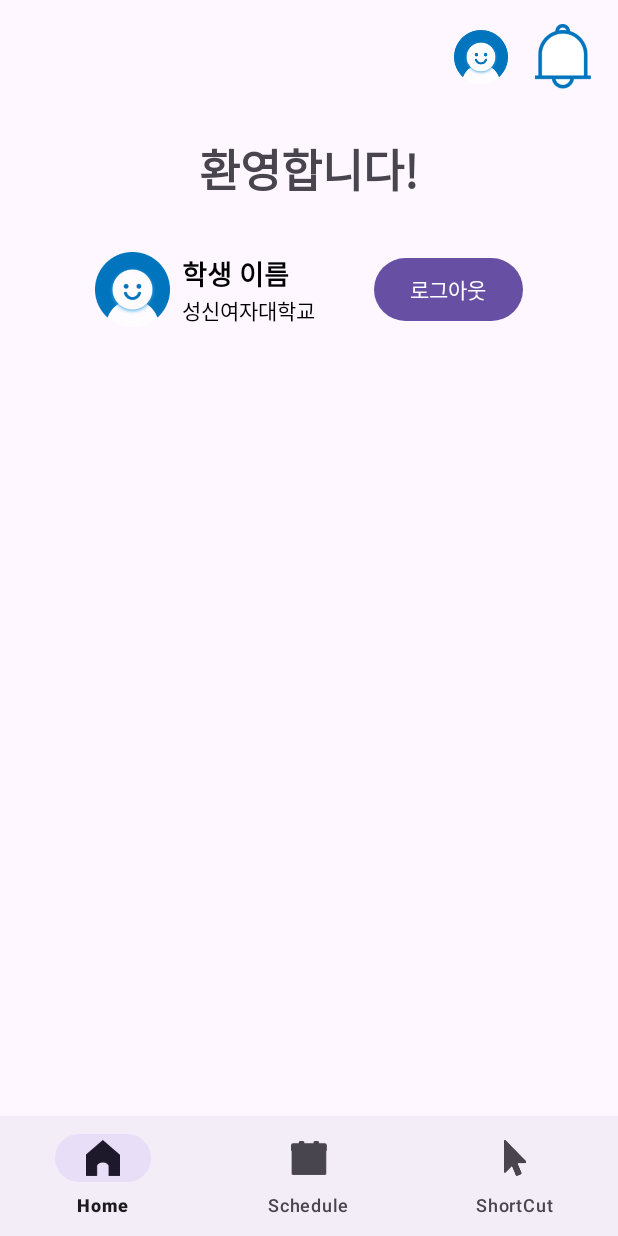
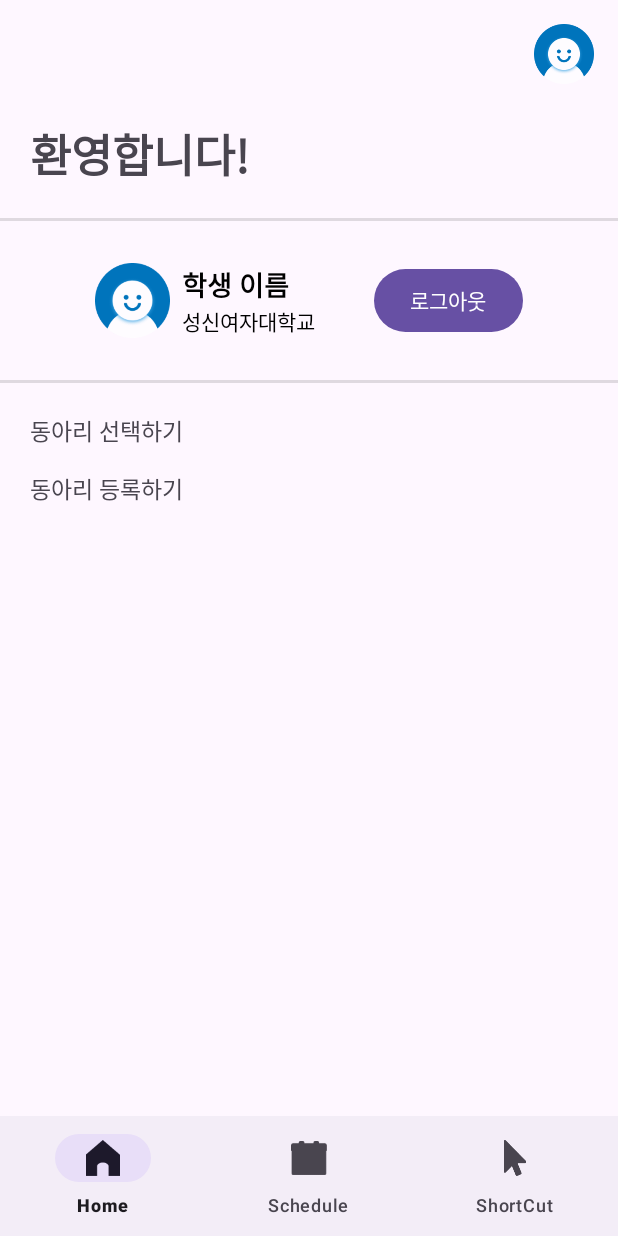
Before and after one commit to GeungYo/SungshinClub, an Android app: the HomeActivity screen opened directly, with no data from a screen before it, after a tap on an icon or button, on a phone screen of 412 x 824 dp. Run offline under Robolectric (Android 15) with nearby library versions, the phone set to English and light mode, and no system bars.

Commit message:
userInfo UI 완성

```diff
--- a/app/src/main/java/edu/sswu/sungshinclub/HomeActivity.kt
+++ b/app/src/main/java/edu/sswu/sungshinclub/HomeActivity.kt
@@ -23,7 +23,7 @@ class HomeActivity : AppCompatActivity() {
             when (item.itemId) {
                 R.id.nav_home -> loadFragment(HomeFragment())
                 R.id.nav_schedule -> loadFragment(ScheduleFragment())
-                R.id.nav_community -> loadFragment(CommunityFragment())
+                R.id.nav_community -> loadFragment(ShortcutFragment())
             }
             true
         }
--- a/app/src/main/java/edu/sswu/sungshinclub/UserInfoFragment.kt
+++ b/app/src/main/java/edu/sswu/sungshinclub/UserInfoFragment.kt
@@ -7,6 +7,7 @@ import android.view.View
 import android.widget.Button
 import android.widget.TextView
 import androidx.fragment.app.Fragment
+import kotlinx.coroutines.selects.select
 
 class UserInfoFragment : Fragment(R.layout.fragment_user_info) {
 
@@ -34,5 +35,13 @@ class UserInfoFragment : Fragment(R.layout.fragment_user_info) {
             startActivity(intent)
             activity?.finish()
         }
+        val addClub = view.findViewById<TextView>(R.id.addClub)
+        addClub.setOnClickListener {
+            //동아리 등록할 수 있는 입력 팝업창
+        }
+        val selectClub = view.findViewById<TextView>(R.id.selectClub)
+        selectClub.setOnClickListener {
+            // 저장된 동아리 이름 선택 기능
+        }
     }
 }
--- a/app/src/main/res/layout/activity_home.xml
+++ b/app/src/main/res/layout/activity_home.xml
@@ -14,25 +14,27 @@
         android:layout_marginBottom="-16dp" />
 
     <!-- 이미지 아이콘 (오른쪽 상단) -->
+<!--    <ImageView-->
+<!--        android:id="@+id/notificationIcon"-->
+<!--        android:layout_width="41dp"-->
+<!--        android:layout_height="43dp"-->
+<!--        android:layout_alignParentTop="true"-->
+<!--        android:layout_alignParentEnd="true"-->
+<!--        android:layout_marginEnd="16dp"-->
+<!--        android:layout_marginTop="16dp"-->
+<!--        android:src="@drawable/ic_notification" />-->
+
+
     <ImageView
-        android:id="@+id/notificationIcon"
-        android:layout_width="41dp"
-        android:layout_height="43dp"
+        android:id="@+id/userInfoIcon"
+        android:layout_width="40dp"
+        android:layout_height="40dp"
         android:layout_alignParentTop="true"
         android:layout_alignParentEnd="true"
         android:layout_marginEnd="16dp"
         android:layout_marginTop="16dp"
-        android:src="@drawable/ic_notification" />
+        android:src="@drawable/ic_user_info" />
 
-    <ImageView
-        android:id="@+id/userInfoIcon"
-        android:layout_width="36dp"
-        android:layout_height="44dp"
-        android:layout_alignParentTop="true"
-        android:layout_toStartOf="@id/notificationIcon"
-        android:layout_marginEnd="16dp"
-        android:layout_marginTop="16dp"
-        android:src="@drawable/ic_user_info" />
 
     <!-- BottomNavigationView -->
     <com.google.android.material.bottomnavigation.BottomNavigationView
--- a/app/src/main/res/layout/fragment_community.xml
+++ /dev/null
@@ -1,5 +0,0 @@
-<androidx.recyclerview.widget.RecyclerView
-    xmlns:android="http://schemas.android.com/apk/res/android"
-    android:id="@+id/communityChatList"
-    android:layout_width="match_parent"
-    android:layout_height="match_parent" />
--- a/app/src/main/res/layout/fragment_user_info.xml
+++ b/app/src/main/res/layout/fragment_user_info.xml
@@ -3,21 +3,38 @@
     android:layout_width="match_parent"
     android:layout_height="match_parent"
     android:layout_marginTop="50dp">
+
+
+    <LinearLayout
+        android:layout_width="match_parent"
+        android:layout_height="match_parent"
+        android:layout_alignParentTop="true"
+        android:orientation="vertical">
+
         <TextView
             android:layout_width="match_parent"
             android:layout_height="wrap_content"
+            android:layout_marginLeft="20dp"
+            android:layout_marginTop="20dp"
+            android:layout_marginBottom="20dp"
             android:text="환영합니다!"
-        android:layout_marginTop="30dp"
-        android:textAlignment="center"
-        android:gravity="center"
             android:textSize="30dp"
-        android:textStyle="bold" >
+            android:textStyle="bold">
 
         </TextView>
+
+        <View
+            android:id="@+id/divider4"
+            android:layout_width="match_parent"
+            android:layout_height="2dp"
+            android:layout_alignParentStart="true"
+            android:background="?android:attr/listDivider" />
+
         <LinearLayout
             android:layout_width="match_parent"
             android:layout_height="wrap_content"
-        android:layout_marginTop="100dp"
+            android:layout_marginTop="20dp"
+            android:layout_marginBottom="20dp"
             android:gravity="center"
             android:orientation="horizontal"
             android:padding="8dp">
@@ -62,6 +79,38 @@
                 android:layout_height="50dp"
                 android:layout_marginStart="16dp"
                 android:text="로그아웃" />
+
         </LinearLayout>
 
+        <View
+            android:id="@+id/divider5"
+            android:layout_width="match_parent"
+            android:layout_height="2dp"
+            android:layout_marginBottom="20dp"
+            android:background="?android:attr/listDivider" />
+
+        <TextView
+            android:id="@+id/selectClub"
+            android:layout_width="wrap_content"
+            android:layout_height="wrap_content"
+            android:layout_marginLeft="20dp"
+            android:gravity="center"
+            android:text="동아리 선택하기"
+            android:textAlignment="center"
+            android:textSize="15dp" />
+
+        <TextView
+            android:id="@+id/addClub"
+            android:layout_width="wrap_content"
+            android:layout_height="wrap_content"
+            android:layout_marginLeft="20dp"
+            android:layout_marginTop="15dp"
+            android:gravity="center"
+            android:text="동아리 등록하기"
+            android:textAlignment="center"
+            android:textSize="15dp" />
+
+    </LinearLayout>
+
+
 </RelativeLayout>
```
Also changed, not shown: app/src/main/java/edu/sswu/sungshinclub/CommunityFragment.kt (deleted, +0 -11 lines), app/src/main/java/edu/sswu/sungshinclub/ShortcutFragment.kt (added, +7 -0 lines), app/src/main/res/layout/fragment_home.xml (+1 -10 lines), app/src/main/res/layout/fragment_shortcut.xml (added, +48 -0 lines), app/src/main/res/drawable/ic_shortcut_bg.png (added). Lines whose indentation alone changed are shown as unchanged.
